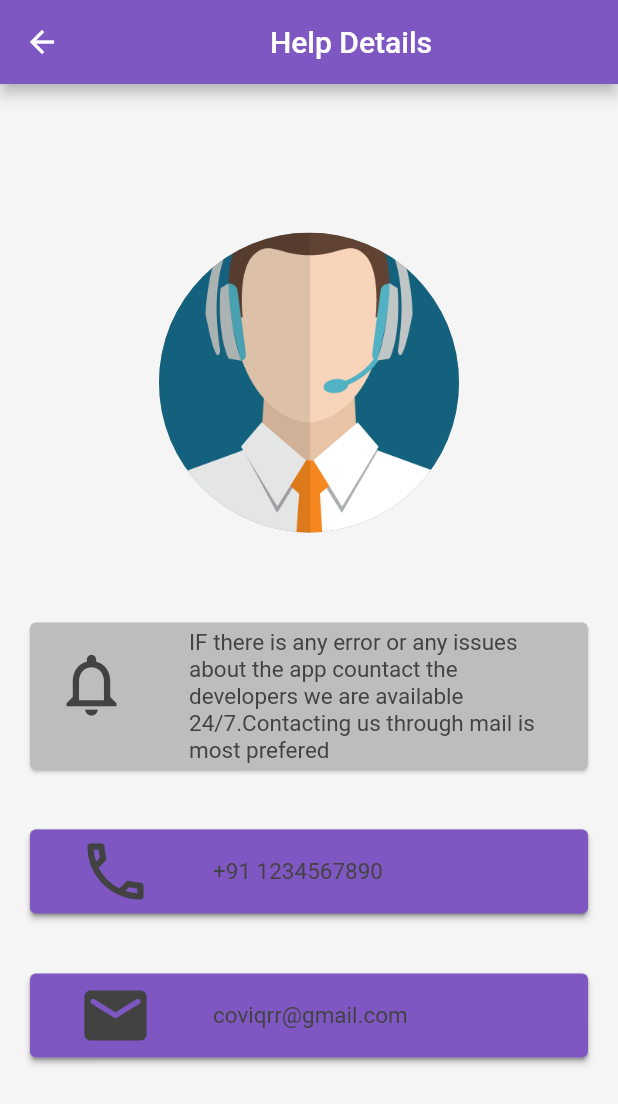
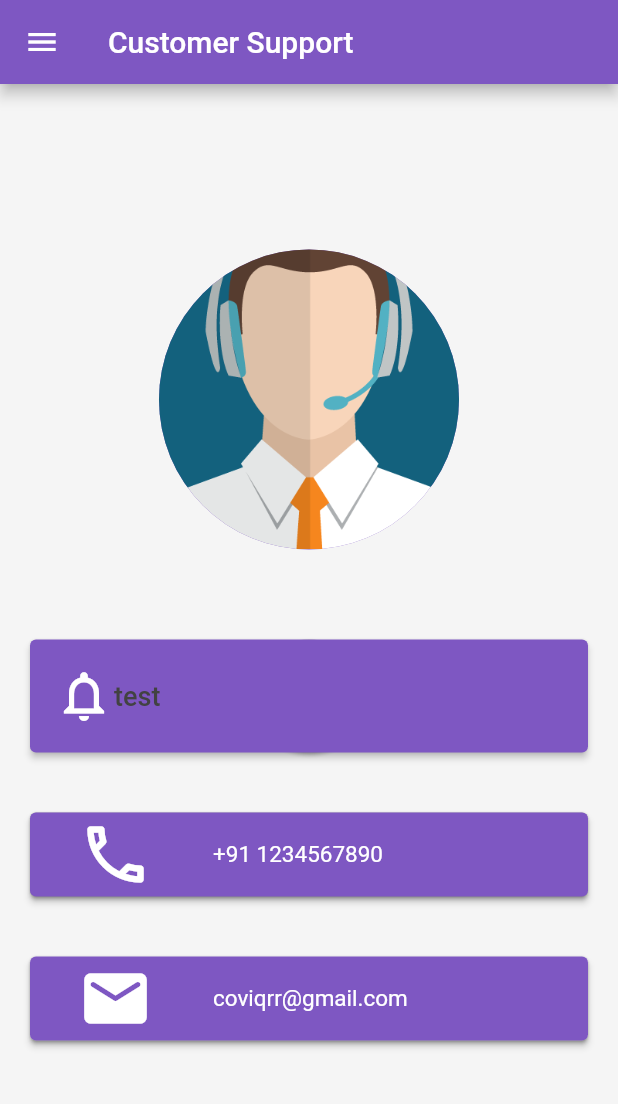
Before and after one commit to alanta335/qr_code-_scanner_for_covid_list, a Flutter app: the Help screen opened directly, on a phone screen of 412 x 824 dp. Shown: the top 1104 px of the screen. Run offline on Flutter 3.47's test engine with Material 2 defaults, Android fonts, the phone set to English and light mode, and no system bars; our stand-ins replace cloud_firestore, firebase_auth, firebase_core, flutter_spinkit, qr_flutter, rflutter_alert; missing offline and left inert: qr_code_scanner; accounts and stored records are empty.

Commit message:
UI Final touches

```diff
--- a/lib/help.dart
+++ b/lib/help.dart
@@ -1,5 +1,9 @@
 import 'package:flutter/material.dart';
 import 'package:url_launcher/url_launcher.dart';
+
+import 'drawer.dart';
+import 'screenscaling.dart';
+import 'screenscaling.dart';
 
 class Help extends StatefulWidget {
   @override
@@ -14,14 +18,14 @@ class _HelpState extends State<Help> {
   @override
   Widget build(BuildContext context) {
     return Scaffold(
+      drawer: CmnDrawer(),
       backgroundColor: Colors.grey[100],
       appBar: AppBar(
-        title: Center(
-          child: Text(
-            "Help Details",
+        title: Text(
+          "Customer Support",
+          textAlign: TextAlign.center,
           style: TextStyle(
             color: Color(0xFFFFFFFF),
-            ),
           ),
         ),
       ),
@@ -31,30 +35,42 @@ class _HelpState extends State<Help> {
           crossAxisAlignment: CrossAxisAlignment.stretch,
           children: [
             CircleAvatar(
-              backgroundColor: Colors.black38,
+              backgroundColor: Colors.deepPurple[400],
               backgroundImage: AssetImage('images/profile2.png'),
               radius: 100,
             ),
             SizedBox(
               height: 40,
             ),
-            Card(
+            Container(
+              height: SizeConfig.blockSizeVertical! * 14,
+              //width: SizeConfig.blockSizeVertical! * 4,
+              child: Card(
+                shape: CircleBorder(),
                 margin: EdgeInsets.symmetric(vertical: 20, horizontal: 20),
                 color: Colors.grey.shade400,
-              child: ListTile(
-                enableFeedback: true,
-                horizontalTitleGap: 40,
-                leading: Icon(
+                child: ElevatedButton(
+                  onPressed: () {},
+                  style: ButtonStyle(
+                    backgroundColor: MaterialStateProperty.all<Color>(
+                        Colors.deepPurple.shade400),
+                  ),
+                  child: Row(children: <Widget>[
+                    Icon(
                       Icons.notifications_none,
-                  size: 50,
+                      size: 40,
+                      color: Colors.white,
+                    ),
+                    Text(
+                      "test",
+                      textAlign: TextAlign.justify,
+                      overflow: TextOverflow.ellipsis,
+                      style: TextStyle(
+                        fontSize: 18,
                         color: Colors.grey.shade800,
                       ),
-                title: Text(
-                  'IF there is any error or any issues about the app countact the developers we are available 24/7.Contacting us through mail is most prefered',
-                  style: TextStyle(
-                    fontSize: 15,
-                    color: Colors.grey.shade800,
                     ),
+                  ]),
                 ),
               ),
             ),
@@ -73,13 +89,13 @@ class _HelpState extends State<Help> {
                   leading: Icon(
                     Icons.call_outlined,
                     size: 50,
-                    color: Colors.grey.shade800,
+                    color: Colors.white,
                   ),
                   title: Text(
                     '+91 1234567890',
                     style: TextStyle(
                       fontSize: 15,
-                      color: Colors.grey.shade800,
+                      color: Colors.white,
                     ),
                   ),
                 ),
@@ -99,13 +115,13 @@ class _HelpState extends State<Help> {
                   leading: Icon(
                     Icons.email_rounded,
                     size: 50,
-                    color: Colors.grey.shade800,
+                    color: Colors.white,
                   ),
                   title: Text(
                     'coviqrr@gmail.com',
                     style: TextStyle(
                       fontSize: 15,
-                      color: Colors.grey.shade800,
+                      color: Colors.white,
                     ),
                   ),
                 ),
--- a/lib/qrScanner.dart
+++ b/lib/qrScanner.dart
@@ -4,6 +4,7 @@ import 'package:flutter/foundation.dart';
 import 'package:flutter/material.dart';
 import 'package:qr2/screenscaling.dart';
 import 'package:qr_code_scanner/qr_code_scanner.dart';
+import 'drawer.dart';
 import 'main.dart';
 import 'page2.dart';
 import 'drawer.dart';
@@ -34,6 +35,7 @@ class _QRViewExampleState extends State<QRViewExample> {
   @override
   Widget build(BuildContext context) {
     return Scaffold(
+      drawer: CmnDrawer(),
       appBar: AppBar(
         title: Text('Scan the QR Code'),
       ),
--- a/lib/register.dart
+++ b/lib/register.dart
@@ -40,11 +40,10 @@ class _RegisterPageState extends State<RegisterPage> {
     );
     return Scaffold(
       appBar: AppBar(
-        title: Text(' Register page'),
+        title: Text('Register your account'),
       ),
       body: Center(
         child: SingleChildScrollView(
-          child: Expanded(
           child: Column(
             children: [
               Padding(
@@ -229,7 +228,6 @@ class _RegisterPageState extends State<RegisterPage> {
           ),
         ),
       ),
-      ),
     );
   }
 }
```
Also changed, not shown: lib/drawer.dart (+5 -5 lines), lib/login.dart (+4 -6 lines), lib/main.dart (+6 -1 lines), lib/page2.dart (+2 -6 lines), lib/qrGenerator.dart (+3 -29 lines). Lines whose indentation alone changed are shown as unchanged.
